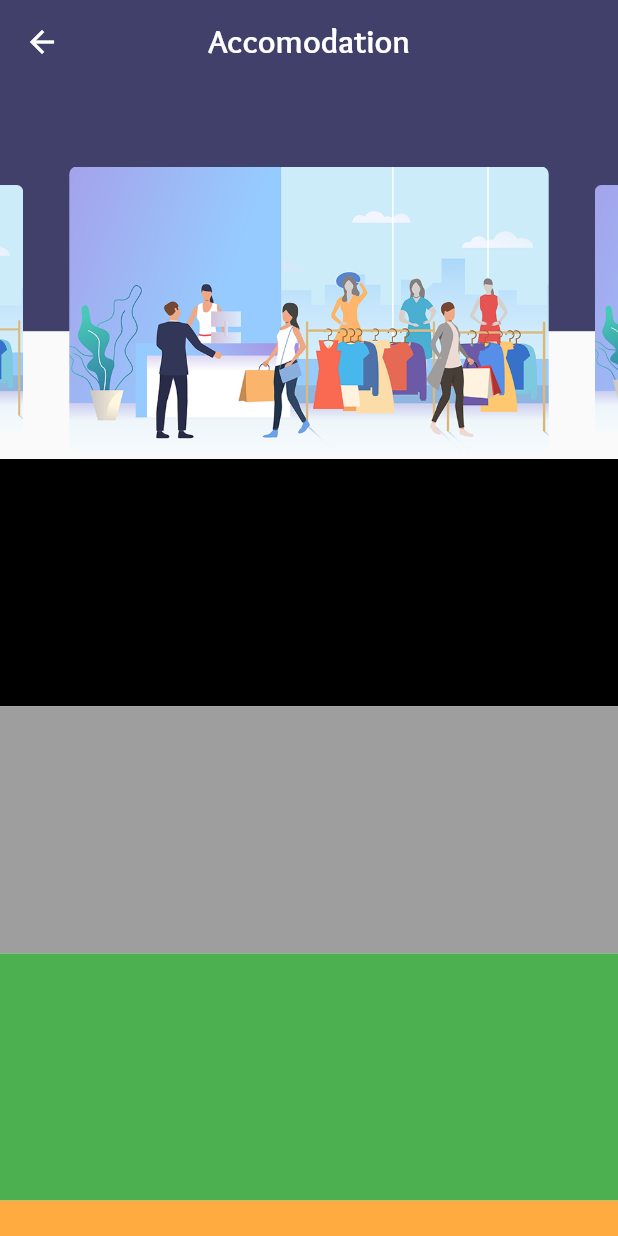
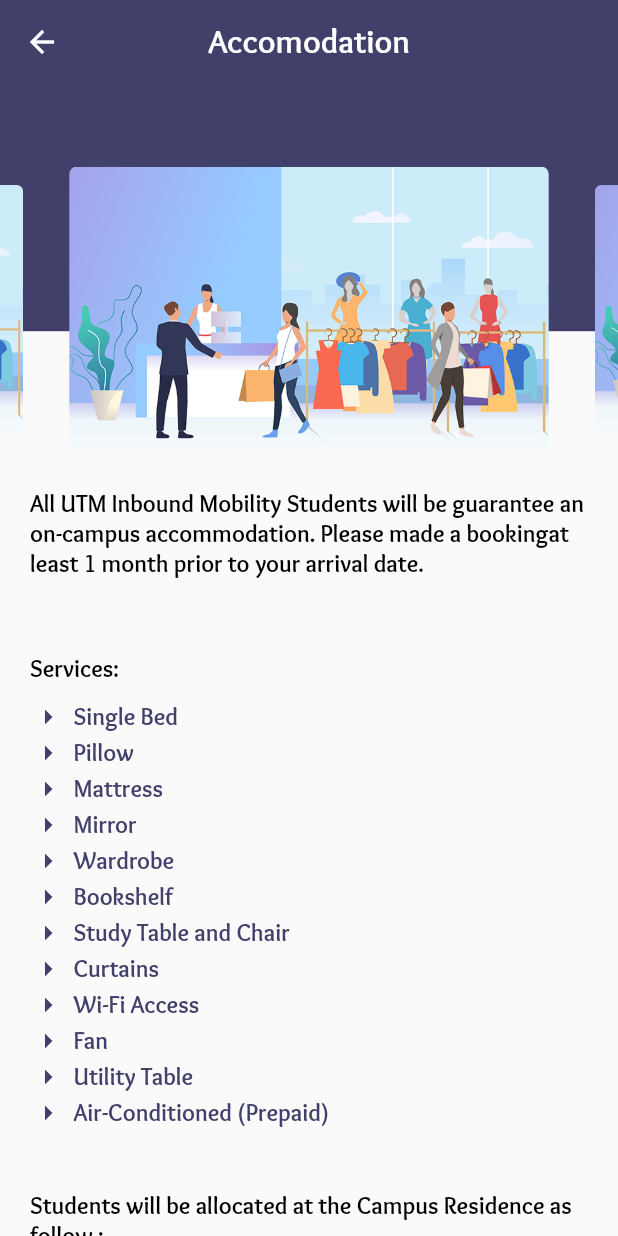
Before and after one commit to Bokamanushta/ApplicationDevelopmentFrontend, a Flutter app: the Accomodation screen opened directly, on a phone screen of 412 x 824 dp. Run offline on Flutter 3.47's test engine with Material 2 defaults, Android fonts, the phone set to English and light mode, and no system bars; drawn by our look-alikes of carousel_slider; our stand-ins replace badges, flare_flutter, font_awesome_flutter.

Commit message:
accomodation functionality added

```diff
--- a/lib/main.dart
+++ b/lib/main.dart
@@ -9,7 +9,7 @@
   @override
   Widget build(BuildContext context) {
     return MaterialApp(
-      initialRoute: accomodation,
+      initialRoute: splash,
       onGenerateRoute: Router.createRoute,
       debugShowCheckedModeBanner: false,
     );
--- a/lib/screens/accomodation/accomodation.dart
+++ b/lib/screens/accomodation/accomodation.dart
@@ -17,11 +17,7 @@
         backgroundColor: Color(0xff41406a),
         title: Text(
           'Accomodation',
-          style: TextStyle(
-              fontFamily: 'Overlock',
-              fontWeight: FontWeight.bold,
-              fontSize: 22.0,
-              color: Colors.white),
+          style: buildTextStyle(Colors.white, 22.0),
         ),
         centerTitle: true,
         elevation: 0.0,
@@ -49,7 +45,9 @@
                                 height: 200,
                                 autoPlay: true,
                                 enlargeCenterPage: true,
-                            ),
+                                autoPlayAnimationDuration:
+                                    Duration(milliseconds: 1000),
+                                autoPlayInterval: Duration(milliseconds: 2000)),
                             items: imageSliders),
                       ],
                     ),
@@ -57,35 +55,132 @@
                 ],
               ),
               Container(
-                    width: MediaQuery.of(context).size.width,
-                    height: MediaQuery.of(context).size.height * 0.2,
-                    color: Colors.black,
+                margin: EdgeInsets.all(20.0),
+                child: Text(
+                    'All UTM Inbound Mobility Students will be guarantee an on-campus accommodation. Please made a bookingat least 1 month prior to your arrival date.',
+                    style: buildTextStyle(Colors.black, 16.0)),
               ),
               Container(
-                    width: MediaQuery.of(context).size.width,
-                    height: MediaQuery.of(context).size.height * 0.2,
-                    color: Colors.grey,
+                margin: EdgeInsets.all(20.0),
+                child: Column(
+                  crossAxisAlignment: CrossAxisAlignment.start,
+                  children: <Widget>[
+                    Padding(
+                      padding: const EdgeInsets.symmetric(vertical: 10),
+                      child: Text('Services:',
+                          style: buildTextStyle(Colors.black, 16.0)),
+                    ),
+                    buildRowhelper(Icons.arrow_right, 'Single Bed'),
+                    buildRowhelper(Icons.arrow_right, 'Pillow'),
+                    buildRowhelper(Icons.arrow_right, 'Mattress'),
+                    buildRowhelper(Icons.arrow_right, 'Mirror'),
+                    buildRowhelper(Icons.arrow_right, 'Wardrobe'),
+                    buildRowhelper(Icons.arrow_right, 'Bookshelf'),
+                    buildRowhelper(Icons.arrow_right, 'Study Table and Chair'),
+                    buildRowhelper(Icons.arrow_right, 'Curtains'),
+                    buildRowhelper(Icons.arrow_right, 'Wi-Fi Access'),
+                    buildRowhelper(Icons.arrow_right, 'Fan'),
+                    buildRowhelper(Icons.arrow_right, 'Utility Table'),
+                    buildRowhelper(Icons.arrow_right, 'Air-Conditioned (Prepaid)'),
+                  ],
+                ),
               ),
               Container(
-                    width: MediaQuery.of(context).size.width,
-                    height: MediaQuery.of(context).size.height * 0.2,
-                    color: Colors.green,
+                margin: EdgeInsets.all(20.0),
+                child: Text(
+                    'Students will be allocated at the Campus Residence as follow :',
+                    style: buildTextStyle(Colors.black, 16.0)),
               ),
               Container(
-                    width: MediaQuery.of(context).size.width,
-                    height: MediaQuery.of(context).size.height * 0.2,
-                    color: Colors.orangeAccent,
+                margin: EdgeInsets.fromLTRB(20.0, 10.0, 20.0, 20.0),
+                child: Table(
+                  border: TableBorder.all(),
+                  children: [
+                    TableRow(
+                      decoration: BoxDecoration(),
+                      children: [
+                        buildContainerForRowHeader('ROOM TYPE'),
+                        buildContainerForRowHeader('BEDDING'),
+                        buildContainerForRowHeader('MONTHLY RATE'),
+                      ],
                     ),
-                  Container(
-                    width: MediaQuery.of(context).size.width,
-                    height: MediaQuery.of(context).size.height * 0.2,
-                    color: Colors.red,
+                    buildTableRow('Single', '1', 'RM 730'),
+                    buildTableRow('Twin Sharing', '2', 'RM 630'),
+                    buildTableRow('Tripplie Sharing', '3', 'RM 520'),
+                  ],
+                ),
               ),
             ],
           ),
         ),
       ),
     );
+  }
+
+  TableRow buildTableRow(type, bed, rate) {
+    return TableRow(
+      children: [
+        buildRowForData(type),
+        buildRowForData(bed),
+        buildRowForData(rate),
+      ],
+    );
+  }
+
+  Container buildRowForData(data) {
+    return Container(
+      padding: EdgeInsets.all(10.0),
+      color: Color(0xffFCF5C7),
+      child: Text(
+        data,
+        style: buildTextStyle(Colors.black, 14.0),
+      ),
+    );
+  }
+
+  Container buildContainerForRowHeader(data) {
+    return Container(
+      padding: EdgeInsets.all(10.0),
+      color: Color(0xff41406a),
+      child: Text(
+        data,
+        style: buildTextStyle(Colors.white, 14.0),
+      ),
+    );
+  }
+
+  Column buildRow(icona, lebela, iconb, lebelb) {
+    return Column(
+      mainAxisAlignment: MainAxisAlignment.start,
+      children: <Widget>[
+        buildRowhelper(icona, lebela),
+        SizedBox(height:10),
+        buildRowhelper(iconb, lebelb),
+        // SizedBox(width: 40),
+      ],
+    );
+  }
+
+  Row buildRowhelper(icona, lebela) {
+    return Row(
+      children: <Widget>[
+        Icon(icona, color: Color(0xff41406a)),
+        SizedBox(width: 5),
+        Container(
+            child: Text(
+          lebela,
+          style: buildTextStyle(Color(0xff41406a), 16.0),
+        )),
+      ],
+    );
+  }
+
+  TextStyle buildTextStyle(color, size) {
+    return TextStyle(
+        fontFamily: 'Overlock',
+        fontWeight: FontWeight.bold,
+        fontSize: size,
+        color: color);
   }
 
   final List<Widget> imageSliders = imgList
--- a/lib/screens/home/menu.dart
+++ b/lib/screens/home/menu.dart
@@ -43,7 +43,7 @@
                 MenuIcon(
                   icon:Icons.local_mall,
                   text: "Shopping",
-                  navigate: () => Navigator.pushNamed(context, '/shopping')
+                  navigate: () => Navigator.pushNamed(context, shopping)
                   ),
                 MenuIcon(
                   icon:Icons.assignment,
@@ -53,7 +53,7 @@
                 MenuIcon(
                   icon:Icons.hotel,
                   text: "Accomodotion",
-                  navigate: () => Navigator.pushNamed(context, '/shopping')
+                  navigate: () => Navigator.pushNamed(context, accomodation)
                   ),
               ],
             ),
```
Lines whose indentation alone changed are shown as unchanged.
